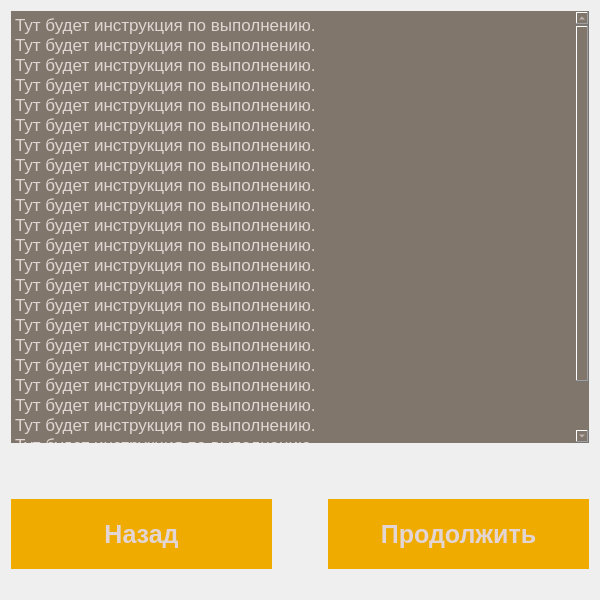
This is instruction.ui in philipscode/Quiz-for-genetic-algorithm-task as Qt 5 draws it before an edit. The edited form follows.
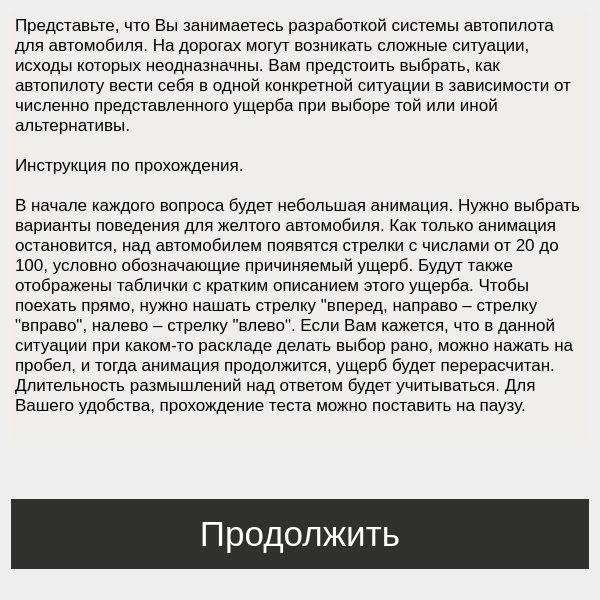
This is the edited form.

The edit to the form file:
```diff
--- a/instruction.ui
+++ b/instruction.ui
@@ -29,40 +29,22 @@
       </size>
      </property>
      <property name="styleSheet">
-      <string notr="true">color: rgb(226, 213, 212);
-background-color: rgb(129, 118, 107);
+      <string notr="true">color: black;
+background-color: #efeeea;
 border: 0px;
+font-size: 16px;
 </string>
      </property>
      <property name="html">
       <string>&lt;!DOCTYPE HTML PUBLIC &quot;-//W3C//DTD HTML 4.0//EN&quot; &quot;http://www.w3.org/TR/REC-html40/strict.dtd&quot;&gt;
 &lt;html&gt;&lt;head&gt;&lt;meta name=&quot;qrichtext&quot; content=&quot;1&quot; /&gt;&lt;style type=&quot;text/css&quot;&gt;
 p, li { white-space: pre-wrap; }
-&lt;/style&gt;&lt;/head&gt;&lt;body style=&quot; font-family:'.SF NS Text'; font-size:13pt; font-weight:400; font-style:normal;&quot;&gt;
-&lt;p style=&quot; margin-top:0px; margin-bottom:0px; margin-left:0px; margin-right:0px; -qt-block-indent:0; text-indent:0px;&quot;&gt;Тут будет инструкция по выполнению.&lt;/p&gt;
-&lt;p style=&quot; margin-top:0px; margin-bottom:0px; margin-left:0px; margin-right:0px; -qt-block-indent:0; text-indent:0px;&quot;&gt;Тут будет инструкция по выполнению.&lt;/p&gt;
-&lt;p style=&quot; margin-top:0px; margin-bottom:0px; margin-left:0px; margin-right:0px; -qt-block-indent:0; text-indent:0px;&quot;&gt;Тут будет инструкция по выполнению.&lt;/p&gt;
-&lt;p style=&quot; margin-top:0px; margin-bottom:0px; margin-left:0px; margin-right:0px; -qt-block-indent:0; text-indent:0px;&quot;&gt;Тут будет инструкция по выполнению.&lt;/p&gt;
-&lt;p style=&quot; margin-top:0px; margin-bottom:0px; margin-left:0px; margin-right:0px; -qt-block-indent:0; text-indent:0px;&quot;&gt;Тут будет инструкция по выполнению.&lt;/p&gt;
-&lt;p style=&quot; margin-top:0px; margin-bottom:0px; margin-left:0px; margin-right:0px; -qt-block-indent:0; text-indent:0px;&quot;&gt;Тут будет инструкция по выполнению.&lt;/p&gt;
-&lt;p style=&quot; margin-top:0px; margin-bottom:0px; margin-left:0px; margin-right:0px; -qt-block-indent:0; text-indent:0px;&quot;&gt;Тут будет инструкция по выполнению.&lt;/p&gt;
-&lt;p style=&quot; margin-top:0px; margin-bottom:0px; margin-left:0px; margin-right:0px; -qt-block-indent:0; text-indent:0px;&quot;&gt;Тут будет инструкция по выполнению.&lt;/p&gt;
-&lt;p style=&quot; margin-top:0px; margin-bottom:0px; margin-left:0px; margin-right:0px; -qt-block-indent:0; text-indent:0px;&quot;&gt;Тут будет инструкция по выполнению.&lt;/p&gt;
-&lt;p style=&quot; margin-top:0px; margin-bottom:0px; margin-left:0px; margin-right:0px; -qt-block-indent:0; text-indent:0px;&quot;&gt;Тут будет инструкция по выполнению.&lt;/p&gt;
-&lt;p style=&quot; margin-top:0px; margin-bottom:0px; margin-left:0px; margin-right:0px; -qt-block-indent:0; text-indent:0px;&quot;&gt;Тут будет инструкция по выполнению.&lt;/p&gt;
-&lt;p style=&quot; margin-top:0px; margin-bottom:0px; margin-left:0px; margin-right:0px; -qt-block-indent:0; text-indent:0px;&quot;&gt;Тут будет инструкция по выполнению.&lt;/p&gt;
-&lt;p style=&quot; margin-top:0px; margin-bottom:0px; margin-left:0px; margin-right:0px; -qt-block-indent:0; text-indent:0px;&quot;&gt;Тут будет инструкция по выполнению.&lt;/p&gt;
-&lt;p style=&quot; margin-top:0px; margin-bottom:0px; margin-left:0px; margin-right:0px; -qt-block-indent:0; text-indent:0px;&quot;&gt;Тут будет инструкция по выполнению.&lt;/p&gt;
-&lt;p style=&quot; margin-top:0px; margin-bottom:0px; margin-left:0px; margin-right:0px; -qt-block-indent:0; text-indent:0px;&quot;&gt;Тут будет инструкция по выполнению.&lt;/p&gt;
-&lt;p style=&quot; margin-top:0px; margin-bottom:0px; margin-left:0px; margin-right:0px; -qt-block-indent:0; text-indent:0px;&quot;&gt;Тут будет инструкция по выполнению.&lt;/p&gt;
-&lt;p style=&quot; margin-top:0px; margin-bottom:0px; margin-left:0px; margin-right:0px; -qt-block-indent:0; text-indent:0px;&quot;&gt;Тут будет инструкция по выполнению.&lt;/p&gt;
-&lt;p style=&quot; margin-top:0px; margin-bottom:0px; margin-left:0px; margin-right:0px; -qt-block-indent:0; text-indent:0px;&quot;&gt;Тут будет инструкция по выполнению.&lt;/p&gt;
-&lt;p style=&quot; margin-top:0px; margin-bottom:0px; margin-left:0px; margin-right:0px; -qt-block-indent:0; text-indent:0px;&quot;&gt;Тут будет инструкция по выполнению.&lt;/p&gt;
-&lt;p style=&quot; margin-top:0px; margin-bottom:0px; margin-left:0px; margin-right:0px; -qt-block-indent:0; text-indent:0px;&quot;&gt;Тут будет инструкция по выполнению.&lt;/p&gt;
-&lt;p style=&quot; margin-top:0px; margin-bottom:0px; margin-left:0px; margin-right:0px; -qt-block-indent:0; text-indent:0px;&quot;&gt;Тут будет инструкция по выполнению.&lt;/p&gt;
-&lt;p style=&quot; margin-top:0px; margin-bottom:0px; margin-left:0px; margin-right:0px; -qt-block-indent:0; text-indent:0px;&quot;&gt;Тут будет инструкция по выполнению.&lt;/p&gt;
-&lt;p style=&quot; margin-top:0px; margin-bottom:0px; margin-left:0px; margin-right:0px; -qt-block-indent:0; text-indent:0px;&quot;&gt;Тут будет инструкция по выполнению.&lt;/p&gt;
-&lt;p style=&quot; margin-top:0px; margin-bottom:0px; margin-left:0px; margin-right:0px; -qt-block-indent:0; text-indent:0px;&quot;&gt;Тут будет инструкция по выполнению.&lt;/p&gt;&lt;/body&gt;&lt;/html&gt;</string>
+&lt;/style&gt;&lt;/head&gt;&lt;body style=&quot; font-family:'.SF NS Text'; font-size:16px; font-weight:400; font-style:normal;&quot;&gt;
+&lt;p style=&quot; margin-top:0px; margin-bottom:0px; margin-left:0px; margin-right:0px; -qt-block-indent:0; text-indent:0px;&quot;&gt;&lt;span style=&quot; font-size:13pt;&quot;&gt;Представьте, что Вы занимаетесь разработкой системы автопилота для автомобиля. На дорогах могут возникать сложные ситуации, исходы которых неодназначны. Вам предстоить выбрать, как автопилоту вести себя в одной конкретной ситуации в зависимости от численно представленного ущерба при выборе той или иной альтернативы.&lt;/span&gt;&lt;/p&gt;
+&lt;p style=&quot;-qt-paragraph-type:empty; margin-top:0px; margin-bottom:0px; margin-left:0px; margin-right:0px; -qt-block-indent:0; text-indent:0px; font-size:13pt;&quot;&gt;&lt;br /&gt;&lt;/p&gt;
+&lt;p style=&quot; margin-top:0px; margin-bottom:0px; margin-left:0px; margin-right:0px; -qt-block-indent:0; text-indent:0px;&quot;&gt;&lt;span style=&quot; font-size:13pt;&quot;&gt;Инструкция по прохождения.&lt;/span&gt;&lt;/p&gt;
+&lt;p style=&quot;-qt-paragraph-type:empty; margin-top:0px; margin-bottom:0px; margin-left:0px; margin-right:0px; -qt-block-indent:0; text-indent:0px; font-size:13pt;&quot;&gt;&lt;br /&gt;&lt;/p&gt;
+&lt;p style=&quot; margin-top:0px; margin-bottom:0px; margin-left:0px; margin-right:0px; -qt-block-indent:0; text-indent:0px;&quot;&gt;&lt;span style=&quot; font-size:13pt;&quot;&gt;В начале каждого вопроса будет небольшая анимация. Нужно выбрать варианты поведения для желтого автомобиля. Как только анимация остановится, над автомобилем появятся стрелки с числами от 20 до 100, условно обозначающие причиняемый ущерб. Будут также отображены таблички с кратким описанием этого ущерба. Чтобы поехать прямо, нужно нашать стрелку &amp;quot;вперед, направо – стрелку &amp;quot;вправо&amp;quot;, налево – стрелку &amp;quot;влево&amp;quot;. Если Вам кажется, что в данной ситуации при каком-то раскладе делать выбор рано, можно нажать на пробел, и тогда анимация продолжится, ущерб будет перерасчитан. Длительность размышлений над ответом будет учитываться. Для Вашего удобства, прохождение теста можно поставить на паузу.&lt;/span&gt;&lt;/p&gt;&lt;/body&gt;&lt;/html&gt;</string>
      </property>
     </widget>
    </item>
@@ -84,48 +66,6 @@
    </item>
    <item>
     <layout class="QHBoxLayout" name="horizontalLayout">
-     <item>
-      <widget class="QPushButton" name="backButton">
-       <property name="sizePolicy">
-        <sizepolicy hsizetype="Preferred" vsizetype="Preferred">
-         <horstretch>0</horstretch>
-         <verstretch>0</verstretch>
-        </sizepolicy>
-       </property>
-       <property name="minimumSize">
-        <size>
-         <width>100</width>
-         <height>70</height>
-        </size>
-       </property>
-       <property name="styleSheet">
-        <string notr="true">background-color:  rgb(240, 171, 0);
-color: rgb(226, 213, 212);
-font-size: 25px;
-font-weight: 600;
-border: 0px;</string>
-       </property>
-       <property name="text">
-        <string>Назад</string>
-       </property>
-      </widget>
-     </item>
-     <item>
-      <spacer name="horizontalSpacer">
-       <property name="orientation">
-        <enum>Qt::Horizontal</enum>
-       </property>
-       <property name="sizeType">
-        <enum>QSizePolicy::Preferred</enum>
-       </property>
-       <property name="sizeHint" stdset="0">
-        <size>
-         <width>50</width>
-         <height>20</height>
-        </size>
-       </property>
-      </spacer>
-     </item>
      <item>
       <widget class="QPushButton" name="nextButton">
        <property name="sizePolicy">
@@ -146,12 +86,22 @@
          <height>0</height>
         </size>
        </property>
+       <property name="font">
+        <font>
+         <pointsize>26</pointsize>
+        </font>
+       </property>
        <property name="styleSheet">
-        <string notr="true">background-color:  rgb(240, 171, 0);
-color: rgb(226, 213, 212);
-font-size: 25px;
-font-weight: 600;
-border: 0px;</string>
+        <string notr="true">QPushButton {
+	background-color: #30302e;
+	border: 0px;
+	color: white;
+}
+QPushButton:pressed {
+	background-color: #a8a8a4;
+	border: 0px;
+	color: white;
+ }</string>
        </property>
        <property name="text">
         <string>Продолжить</string>
```
